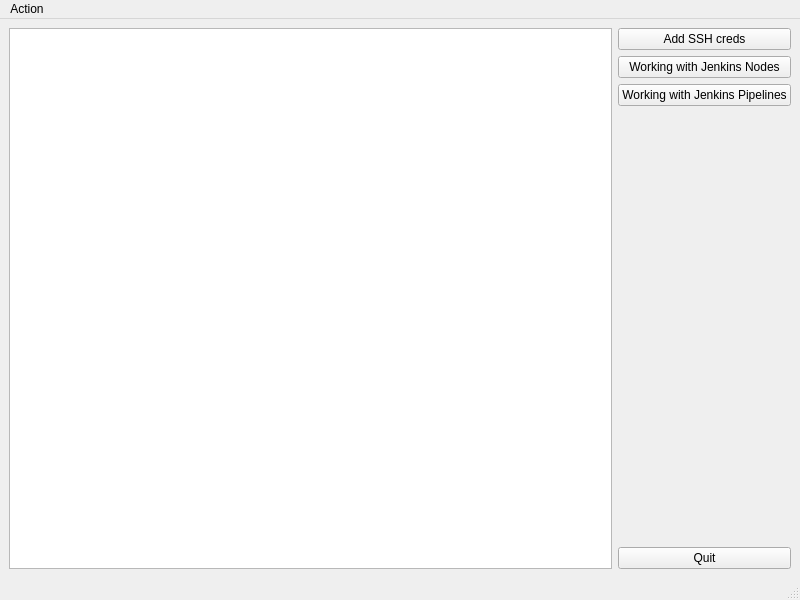
Above: src/jenkinsTools/ux/main.ui from clockworksspheres/jenkinsTools before the change. Below: the same form after it.
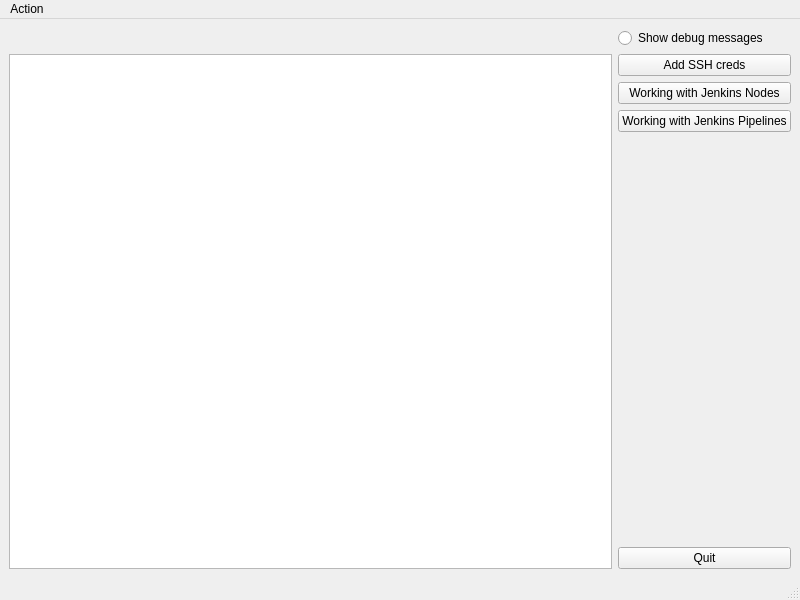
That is the form after the change.

Commit message: added radio button for showing the debug window or not

Diff of the .ui file:
```diff
--- a/src/jenkinsTools/ux/main.ui
+++ b/src/jenkinsTools/ux/main.ui
@@ -15,38 +15,31 @@
   </property>
   <widget class="QWidget" name="centralwidget">
    <layout class="QGridLayout" name="gridLayout">
-    <item row="2" column="1">
+    <item row="3" column="1">
      <widget class="QPushButton" name="pipelinesPushButton">
       <property name="text">
        <string>Working with Jenkins Pipelines</string>
       </property>
      </widget>
     </item>
-    <item row="4" column="1">
-     <widget class="QPushButton" name="quitPushButton">
-      <property name="text">
-       <string>Quit</string>
-      </property>
-     </widget>
-    </item>
-    <item row="0" column="0" rowspan="5">
-     <widget class="QTextEdit" name="textEdit"/>
-    </item>
-    <item row="1" column="1">
+    <item row="2" column="1">
      <widget class="QPushButton" name="nodesPushButton">
       <property name="text">
        <string>Working with Jenkins Nodes</string>
       </property>
      </widget>
     </item>
-    <item row="0" column="1">
+    <item row="1" column="1">
      <widget class="QPushButton" name="sshCredsPushButton">
       <property name="text">
        <string>Add SSH creds</string>
       </property>
      </widget>
     </item>
-    <item row="3" column="1">
+    <item row="1" column="0" rowspan="5">
+     <widget class="QTextEdit" name="textEdit"/>
+    </item>
+    <item row="4" column="1">
      <spacer name="verticalSpacer">
       <property name="orientation">
        <enum>Qt::Orientation::Vertical</enum>
@@ -59,6 +52,20 @@
       </property>
      </spacer>
     </item>
+    <item row="5" column="1">
+     <widget class="QPushButton" name="quitPushButton">
+      <property name="text">
+       <string>Quit</string>
+      </property>
+     </widget>
+    </item>
+    <item row="0" column="1">
+     <widget class="QRadioButton" name="radioButton">
+      <property name="text">
+       <string>Show debug messages</string>
+      </property>
+     </widget>
+    </item>
    </layout>
   </widget>
   <widget class="QMenuBar" name="menubar">
```
The commit also changes 2 other files.
